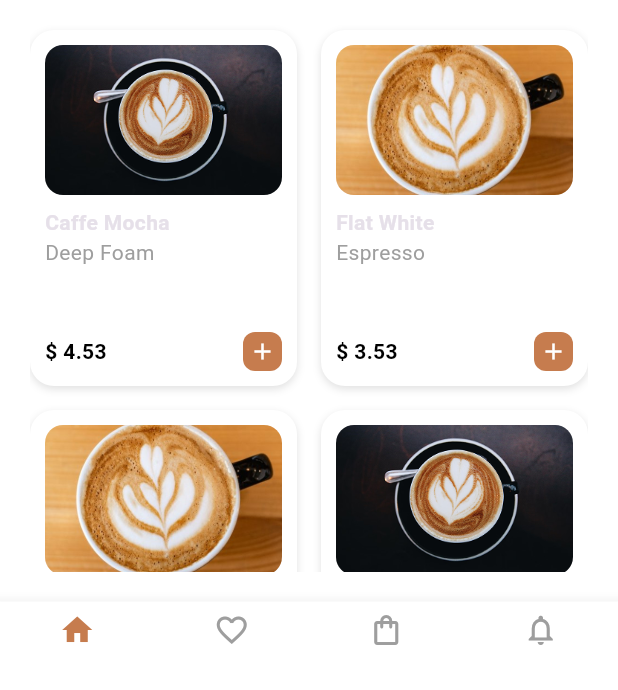
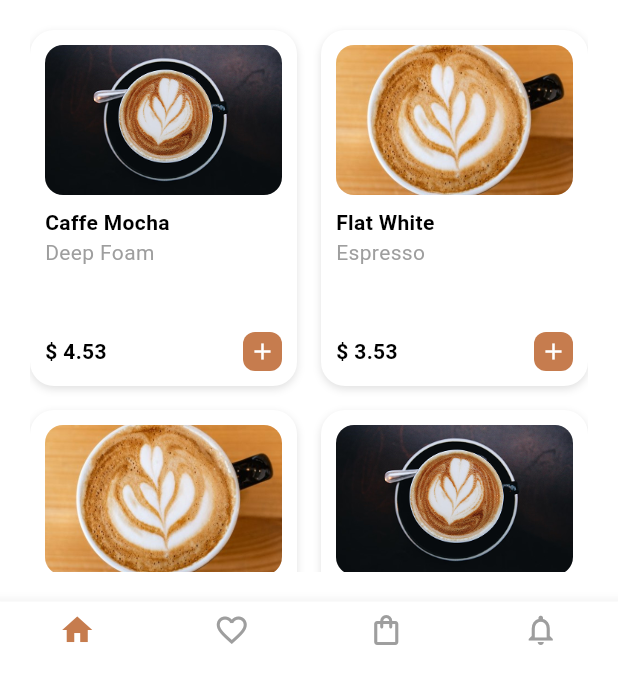
Before and after one commit to Mohammedalyazidi/coffe-flutter-, a Flutter app: the CoffeeHomeScreen screen opened directly, on a phone screen of 412 x 824 dp, the part 546-1236 px from its top. Run offline on Flutter 3.47's test engine with Material 3 defaults, Android fonts, the phone set to English and light mode, and no system bars; our stand-ins replace flutter_map, latlong2.

Commit message:
Update coffee_home_screen.dart

```diff
--- a/lib/coffee_home_screen.dart
+++ b/lib/coffee_home_screen.dart
@@ -209,7 +209,13 @@ class CoffeeHomeScreen extends StatelessWidget {
             child: Image.asset(imagePath, height: 100, width: double.infinity, fit: BoxFit.cover),
           ),
           const SizedBox(height: 8),
-          Text(title, style: const TextStyle(fontWeight: FontWeight.bold)),
+          Text(
+            title,
+            style: const TextStyle(
+              fontWeight: FontWeight.bold,
+              color: Colors.black, // <-- Title color set to black
+            ),
+          ),
           Text(subtitle, style: const TextStyle(color: Colors.grey)),
           const Spacer(),
           Row(
```
